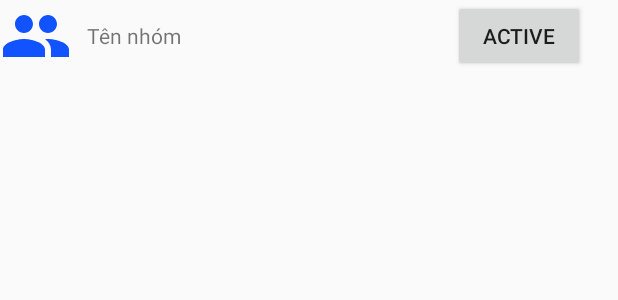
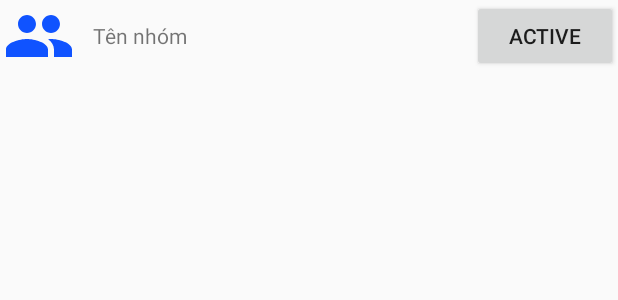
Before and after one commit to htn274/dtxdtv, an Android app: the layout trip_info.xml on its own in the app's theme, with its tools: preview values and no code run, on a phone screen of 412 x 824 dp. Shown: the top 300 px of the screen. Run offline under Robolectric (Android 15) with nearby library versions, the phone set to English and light mode, and no system bars; network calls fail.

Commit message:
more beautiful

```diff
--- a/app/src/main/res/layout/trip_info.xml
+++ b/app/src/main/res/layout/trip_info.xml
@@ -10,19 +10,22 @@
         android:layout_height="48dp"
         android:id="@+id/tripImage"
         android:src="@drawable/ic_group"
-        android:layout_marginRight="10dp"/>
+        android:layout_marginRight="10dp"
+        android:layout_weight="1"/>
 
     <TextView
         android:id="@+id/tripName"
         android:layout_width="234dp"
         android:layout_height="wrap_content"
-        android:layout_marginRight="10dp"
-        android:text="Tên nhóm" />
+        android:layout_marginRight="5dp"
+        android:text="Tên nhóm"
+        android:layout_weight="3"/>
 
     <Button
         android:layout_width="wrap_content"
         android:layout_height="wrap_content"
         android:text="Active"
         android:clickable="false"
-        android:id="@+id/tripState"/>
+        android:id="@+id/tripState"
+        android:layout_weight="2"/>
 </LinearLayout>
```
